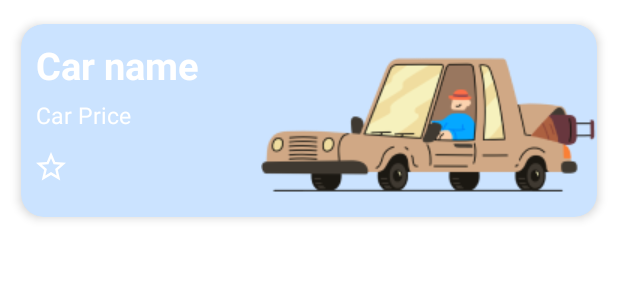
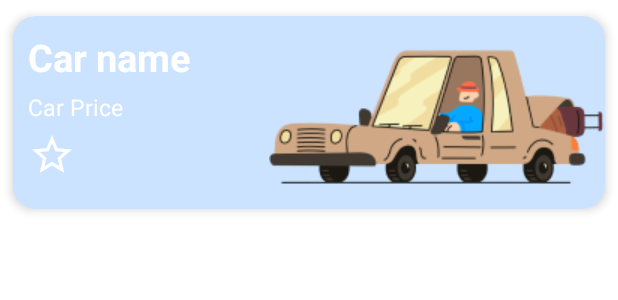
Before and after one commit to R4ULSP/Ejercicio_9_-_RecyclerView, an Android app: the layout itemlayout_car_list.xml on its own in the app's theme, with its tools: preview values and no code run, on a phone screen of 412 x 824 dp. Shown: the top 300 px of the screen. Run offline under Robolectric (Android 15) with nearby library versions, the phone set to English and light mode, and no system bars.

Commit message:
Preaparacion de la lista

```diff
--- a/app/src/main/res/layout/itemlayout_car_list.xml
+++ b/app/src/main/res/layout/itemlayout_car_list.xml
@@ -2,15 +2,14 @@
 <com.google.android.material.card.MaterialCardView xmlns:android="http://schemas.android.com/apk/res/android"
     xmlns:app="http://schemas.android.com/apk/res-auto"
     xmlns:tools="http://schemas.android.com/tools"
+    android:id="@+id/cardItem"
     android:layout_width="match_parent"
     android:layout_height="150dp"
-    android:layout_marginHorizontal="5dp"
-    android:layout_marginVertical="5dp"
-    android:backgroundTint="@color/light_blue"
     app:cardCornerRadius="15dp"
     app:cardElevation="4dp"
     app:cardPreventCornerOverlap="true"
-    app:cardUseCompatPadding="true">
+    app:cardUseCompatPadding="true"
+    tools:backgroundTint="@color/light_blue">
 
     <androidx.constraintlayout.widget.ConstraintLayout
         android:layout_width="match_parent"
@@ -41,24 +40,24 @@
             app:layout_constraintTop_toBottomOf="@id/carName"
             tools:text="Car Price" />
 
-        <com.google.android.material.button.MaterialButton
+        <androidx.appcompat.widget.AppCompatImageView
             android:id="@+id/carFavourite"
-            style="@style/Widget.MaterialComponents.Button.TextButton"
-            android:layout_width="wrap_content"
-            android:layout_height="wrap_content"
-            app:icon="@drawable/ic_star_border"
-            app:iconTint="@color/white"
+            android:layout_width="32dp"
+            android:layout_height="32dp"
+            android:layout_marginHorizontal="10dp"
+            android:layout_marginVertical="5dp"
             app:layout_constraintStart_toStartOf="parent"
-            app:layout_constraintTop_toBottomOf="@+id/carPrice" />
+            app:layout_constraintTop_toBottomOf="@+id/carPrice"
+            app:srcCompat="@drawable/ic_star_border" />
 
-        <!--TODO: sacar del padding del cardView -->
+        <!--TODO: sacar del padding del cardView: posible referencia el video 2 -->
         <androidx.appcompat.widget.AppCompatImageView
             android:id="@+id/carPhoto"
             android:layout_width="wrap_content"
             android:layout_height="wrap_content"
             app:layout_constraintBottom_toBottomOf="parent"
             app:layout_constraintEnd_toEndOf="parent"
-            app:srcCompat="@drawable/classic_car" />
+            tools:srcCompat="@drawable/classic_car" />
 
     </androidx.constraintlayout.widget.ConstraintLayout>
 
--- a/app/src/main/res/values/strings.xml
+++ b/app/src/main/res/values/strings.xml
@@ -40,4 +40,6 @@
     <string name="skip">Skip</string>
     <string name="log_in">Log in</string>
     <string name="roommate_title">Find the Perfect Roommate</string>
+
+    <string name="price_car">$%.2f/per day</string>
 </resources>
```
Also changed, not shown: app/src/main/java/es/travelworld/ejercicio9_recyclerview/domain/CarItem.java (added, +32 -0 lines), app/src/main/java/es/travelworld/ejercicio9_recyclerview/domain/ResourcesCar.java (added, +13 -0 lines), app/src/main/java/es/travelworld/ejercicio9_recyclerview/view/fragments/CarFragment.java (+27 -2 lines), app/src/main/java/es/travelworld/ejercicio9_recyclerview/view/fragments/adapter/CarListAdapter.java (+14 -7 lines), app/src/main/java/es/travelworld/ejercicio9_recyclerview/view/fragments/adapter/CarListViewHolder.java (+47 -3 lines), app/src/main/res/values/colors.xml (+9 -0 lines).
